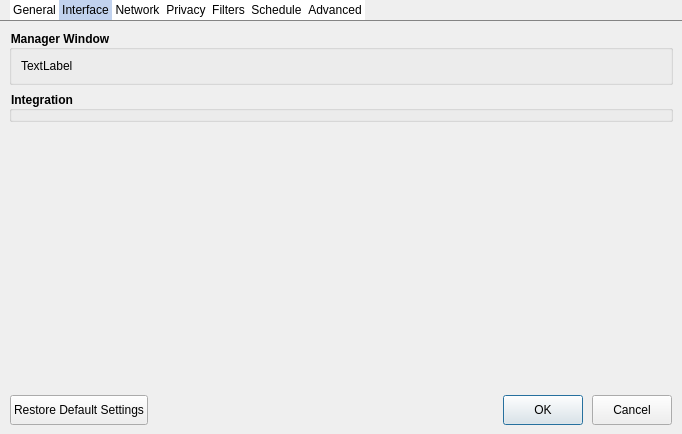
The window that src/dialogs/preferencedialog.ui (setvisible/ArrowDL) describes before a commit, drawn with Qt 5.
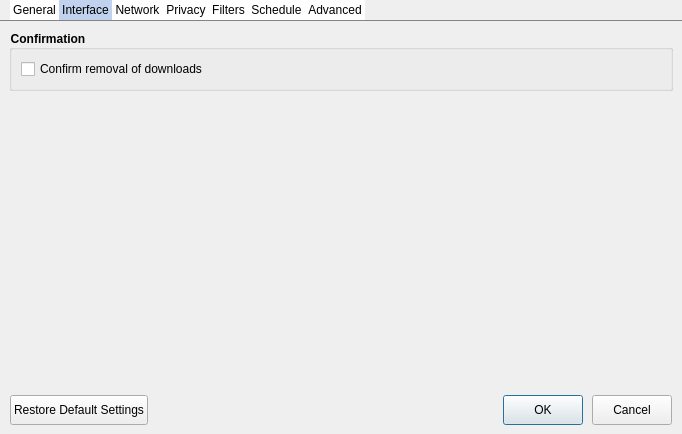
The same window after the commit. The open tabs and pages were chosen to show the change. Icons and pictures are not drawn. Custom widgets are drawn as their Qt base class.

Commit message: [Settings] Add confirmation message persistence to Core/Settings

What changed in the file:
```diff
--- a/src/dialogs/preferencedialog.ui
+++ b/src/dialogs/preferencedialog.ui
@@ -178,27 +178,20 @@
        <string>Interface</string>
       </attribute>
       <layout class="QVBoxLayout" name="verticalLayout_2">
-       <item>
-        <widget class="QGroupBox" name="groupBox">
-         <property name="title">
-          <string>Manager Window</string>
-         </property>
-         <layout class="QVBoxLayout" name="verticalLayout_3">
-          <item>
-           <widget class="QLabel" name="label_2">
-            <property name="text">
-             <string>TextLabel</string>
-            </property>
-           </widget>
-          </item>
-         </layout>
-        </widget>
-       </item>
        <item>
         <widget class="QGroupBox" name="groupBox_2">
          <property name="title">
-          <string>Integration</string>
+          <string>Confirmation</string>
          </property>
+         <layout class="QVBoxLayout" name="verticalLayout_10">
+          <item>
+           <widget class="QCheckBox" name="confirmRemovalCheckBox">
+            <property name="text">
+             <string>Confirm removal of downloads</string>
+            </property>
+           </widget>
+          </item>
+         </layout>
         </widget>
        </item>
        <item>
```
Left out of the diff: 2 changed lines with no effect on the pictures. The commit also changes 5 other files.
